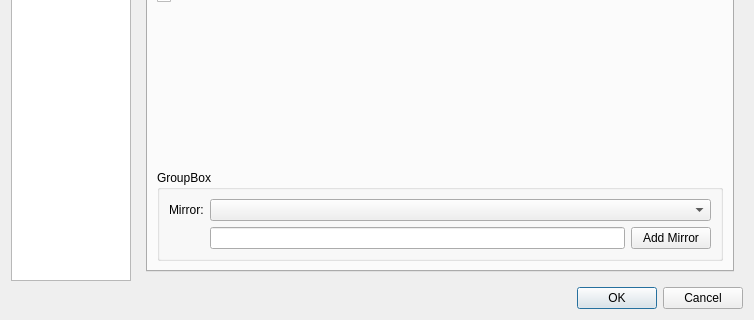
First picture: the form in trunk/ui/configDialog.ui, repository drf/shaman1, before the edit; both pictures show x 0 to 754 and y 208 to 528 of the 754 by 528 pixel window.
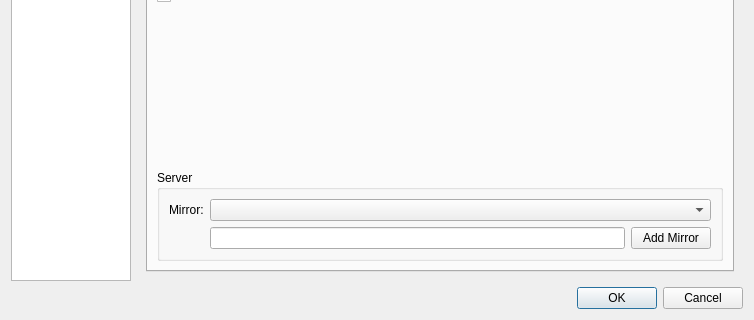
Second picture: the form after the edit. Icons and pictures are not drawn.

The edit to the form file:
```diff
--- a/trunk/ui/configDialog.ui
+++ b/trunk/ui/configDialog.ui
@@ -350,7 +350,7 @@
            <item row="2" column="0" >
             <widget class="QGroupBox" name="groupBox_4" >
              <property name="title" >
-              <string>GroupBox</string>
+              <string>Server</string>
              </property>
              <layout class="QGridLayout" >
               <item row="0" column="0" >
```
